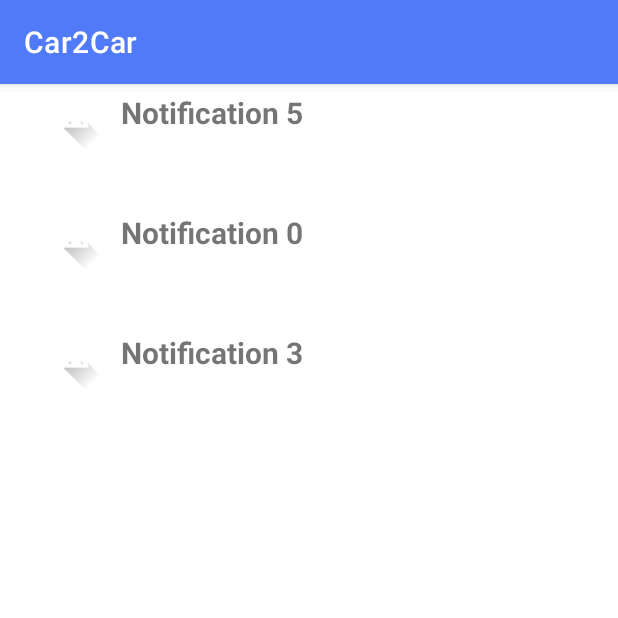
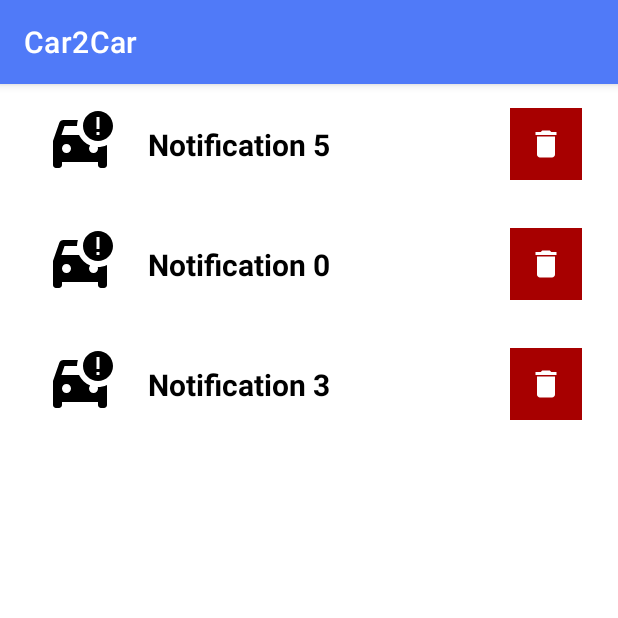
Before and after one commit to LukaKemo/AIR-JCC22-Car2Car-MobileAndroidApp, an Android app: the NotificationActivity screen opened directly, with no data from a screen before it, on a phone screen of 412 x 824 dp, the top half of it. Run offline under Robolectric (Android 15) with nearby library versions, the phone set to English and light mode, and no system bars.

Commit message:
Improved design of notification layout and added delete button for each notification. - Delete button not yet implemented (does nothing)

```diff
--- a/Android/app/src/main/java/hr/foi/air/car2car/NotificationActivity.kt
+++ b/Android/app/src/main/java/hr/foi/air/car2car/NotificationActivity.kt
@@ -30,7 +30,7 @@ class NotificationActivity : AppCompatActivity() {
                 val randomInt = Random.nextInt(0, 10)
                 data.add(
                     NotificationViewModel(
-                        R.drawable.ic_launcher_foreground,
+                        R.drawable.notifications_icon,
                         "Notification " + randomInt
                     )
                 )
--- /dev/null
+++ b/Android/app/src/main/res/drawable/notification_icon_1.xml
@@ -0,0 +1,5 @@
+<vector android:height="24dp" android:tint="#000000"
+    android:viewportHeight="24" android:viewportWidth="24"
+    android:width="24dp" xmlns:android="http://schemas.android.com/apk/res/android">
+    <path android:fillColor="@android:color/white" android:pathData="M1,21h22L12,2 1,21zM13,18h-2v-2h2v2zM13,14h-2v-4h2v4z"/>
+</vector>
--- /dev/null
+++ b/Android/app/src/main/res/drawable/trash.xml
@@ -0,0 +1,5 @@
+<vector android:height="24dp" android:tint="#FFFFFF"
+    android:viewportHeight="24" android:viewportWidth="24"
+    android:width="24dp" xmlns:android="http://schemas.android.com/apk/res/android">
+    <path android:fillColor="@android:color/white" android:pathData="M6,19c0,1.1 0.9,2 2,2h8c1.1,0 2,-0.9 2,-2V7H6v12zM19,4h-3.5l-1,-1h-5l-1,1H5v2h14V4z"/>
+</vector>
--- a/Android/app/src/main/res/layout/notification_single.xml
+++ b/Android/app/src/main/res/layout/notification_single.xml
@@ -4,31 +4,53 @@
     xmlns:tools="http://schemas.android.com/tools"
     android:layout_width="match_parent"
     android:layout_height="80dp"
-    android:paddingStart="25dp"
-    android:paddingEnd="25dp">
+    android:paddingStart="24dp"
+    android:paddingEnd="24dp">
 
     <LinearLayout
-        android:layout_width="match_parent"
+        android:id="@+id/notifications_icon"
+        android:layout_width="wrap_content"
         android:layout_height="wrap_content"
-        android:orientation="horizontal"
+        android:layout_gravity="center"
         android:padding="5dp"
+        app:layout_constraintBottom_toBottomOf="parent"
+        app:layout_constraintStart_toStartOf="parent"
+        app:layout_constraintTop_toTopOf="parent"
         tools:ignore="MissingConstraints">
 
         <ImageView
             android:id="@+id/imageview"
-            android:layout_width="40dp"
-            android:layout_height="40dp" />
+            android:layout_width="48dp"
+            android:layout_height="48dp"
+            android:layout_gravity="center"
+            android:src="@drawable/notifications_icon"
+            tools:layout_editor_absoluteX="5dp" />
+    </LinearLayout>
 
     <TextView
         android:id="@+id/textView"
         android:layout_width="wrap_content"
         android:layout_height="wrap_content"
-            android:layout_marginStart="10dp"
-            android:layout_marginLeft="15dp"
+
         android:text="Item"
         android:textSize="20sp"
-            android:textStyle="bold" />
+        android:textStyle="bold"
+        android:textColor="@color/black"
+        android:layout_marginStart="16dp"
+        app:layout_constraintBottom_toBottomOf="parent"
+        app:layout_constraintStart_toEndOf="@+id/notifications_icon"
+        app:layout_constraintTop_toTopOf="parent" />
 
-    </LinearLayout>
+    <ImageButton
+        android:id="@+id/button_delete"
+        android:layout_width="48dp"
+        android:layout_height="48dp"
+        android:background="#a70000"
+        android:src="@drawable/trash"
+        app:layout_constraintBottom_toBottomOf="parent"
+        app:layout_constraintEnd_toEndOf="parent"
+        app:layout_constraintTop_toTopOf="parent" />
+
+    <!--</LinearLayout>-->
 
 </androidx.constraintlayout.widget.ConstraintLayout>
```
Lines whose indentation alone changed are shown as unchanged.
